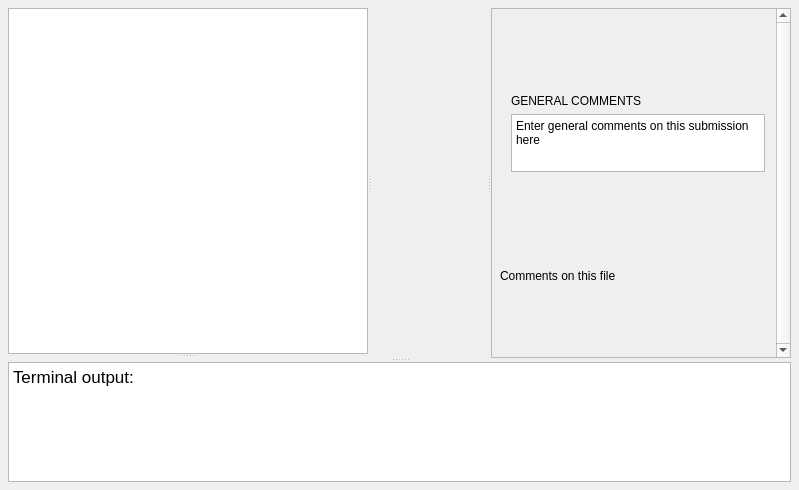
First picture: the form in TurboGrade/ui/codeview.ui, repository wassgha/TurboGrade, before the edit.
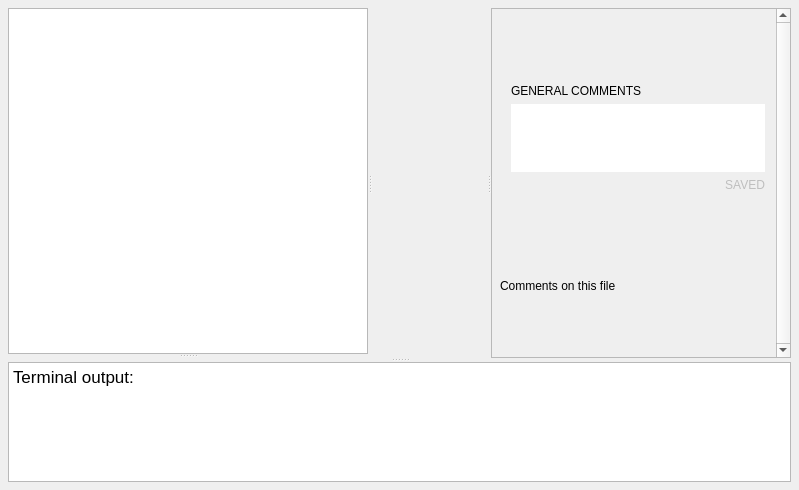
Second picture: the form after the edit. Icons and pictures are not drawn. Custom widgets are drawn as their Qt base class.

Commit message: Implemented general comments

Patch:
```diff
--- a/TurboGrade/ui/codeview.ui
+++ b/TurboGrade/ui/codeview.ui
@@ -269,15 +269,27 @@
          </property>
          <item>
           <widget class="QWidget" name="general_comments_box" native="true">
+           <property name="sizePolicy">
+            <sizepolicy hsizetype="Preferred" vsizetype="Fixed">
+             <horstretch>0</horstretch>
+             <verstretch>0</verstretch>
+            </sizepolicy>
+           </property>
            <property name="maximumSize">
             <size>
              <width>16777215</width>
-             <height>100</height>
+             <height>16777215</height>
             </size>
            </property>
            <layout class="QVBoxLayout" name="verticalLayout">
             <item>
              <widget class="QLabel" name="general_comments_label">
+              <property name="sizePolicy">
+               <sizepolicy hsizetype="Preferred" vsizetype="Fixed">
+                <horstretch>0</horstretch>
+                <verstretch>0</verstretch>
+               </sizepolicy>
+              </property>
               <property name="text">
                <string>GENERAL COMMENTS</string>
               </property>
@@ -285,8 +297,57 @@
             </item>
             <item>
              <widget class="QPlainTextEdit" name="general_comments">
+              <property name="sizePolicy">
+               <sizepolicy hsizetype="Expanding" vsizetype="Fixed">
+                <horstretch>0</horstretch>
+                <verstretch>0</verstretch>
+               </sizepolicy>
+              </property>
+              <property name="frameShape">
+               <enum>QFrame::NoFrame</enum>
+              </property>
+              <property name="frameShadow">
+               <enum>QFrame::Plain</enum>
+              </property>
+              <property name="lineWidth">
+               <number>1</number>
+              </property>
+              <property name="verticalScrollBarPolicy">
+               <enum>Qt::ScrollBarAsNeeded</enum>
+              </property>
+              <property name="horizontalScrollBarPolicy">
+               <enum>Qt::ScrollBarAlwaysOff</enum>
+              </property>
+              <property name="sizeAdjustPolicy">
+               <enum>QAbstractScrollArea::AdjustToContents</enum>
+              </property>
+              <property name="lineWrapMode">
+               <enum>QPlainTextEdit::WidgetWidth</enum>
+              </property>
               <property name="plainText">
-               <string>Enter general comments on this submission here</string>
+               <string/>
+              </property>
+              <property name="backgroundVisible">
+               <bool>false</bool>
+              </property>
+              <property name="centerOnScroll">
+               <bool>false</bool>
+              </property>
+              <property name="placeholderText">
+               <string>Enter general comments ...</string>
+              </property>
+             </widget>
+            </item>
+            <item>
+             <widget class="ClickableLabel" name="save_general_comment">
+              <property name="enabled">
+               <bool>false</bool>
+              </property>
+              <property name="text">
+               <string>SAVED</string>
+              </property>
+              <property name="alignment">
+               <set>Qt::AlignRight|Qt::AlignTrailing|Qt::AlignVCenter</set>
               </property>
              </widget>
             </item>
@@ -356,6 +417,14 @@
  </widget>
  <layoutdefault spacing="6" margin="11"/>
  <customwidgets>
+  <customwidget>
+   <class>ClickableLabel</class>
+   <extends>QLabel</extends>
+   <header>clickablelabel.h</header>
+   <slots>
+    <signal>clicked()</signal>
+   </slots>
+  </customwidget>
   <customwidget>
    <class>CodeEditor</class>
    <extends>QWidget</extends>
```
The commit also changes 6 other files.
